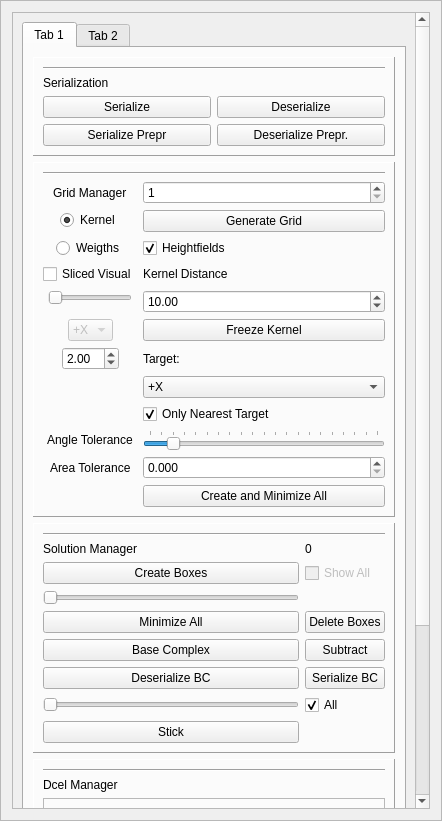
The window that GUI/managers/enginemanager.ui (alemuntoni/HeightFieldDecomposition) describes before a commit, drawn with Qt 5.
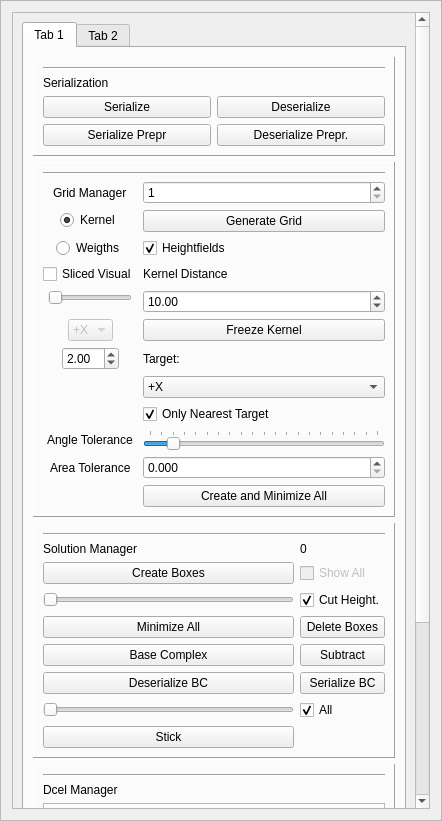
The same window after the commit.

Diff of the .ui file:
```diff
--- a/GUI/managers/enginemanager.ui
+++ b/GUI/managers/enginemanager.ui
@@ -64,7 +64,7 @@
         <x>0</x>
         <y>0</y>
         <width>406</width>
-        <height>1031</height>
+        <height>1036</height>
        </rect>
       </property>
       <layout class="QGridLayout" name="gridLayout_7">
@@ -550,6 +550,16 @@
                 </property>
                </widget>
               </item>
+              <item row="3" column="1">
+               <widget class="QCheckBox" name="cutHEightfieldsCheckBox">
+                <property name="text">
+                 <string>Cut Height.</string>
+                </property>
+                <property name="checked">
+                 <bool>true</bool>
+                </property>
+               </widget>
+              </item>
              </layout>
             </widget>
            </item>
```
